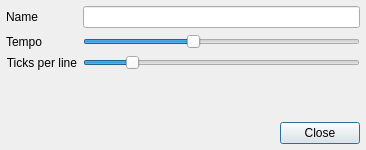
Above: src/songpropertiesdialog.ui from gitGNU/gnu_tutka before the change. Below: the same form after it.
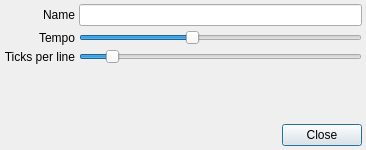
That is the form after the change. Custom widgets are drawn as their Qt base class.

Diff of the .ui file:
```diff
--- a/src/songpropertiesdialog.ui
+++ b/src/songpropertiesdialog.ui
@@ -15,16 +15,19 @@
   </property>
   <layout class="QVBoxLayout" name="verticalLayout">
    <property name="spacing">
-    <number>6</number>
+    <number>4</number>
    </property>
    <property name="margin">
-    <number>6</number>
+    <number>4</number>
    </property>
    <item>
     <layout class="QFormLayout" name="formLayout">
      <property name="fieldGrowthPolicy">
       <enum>QFormLayout::AllNonFixedFieldsGrow</enum>
      </property>
+     <property name="labelAlignment">
+      <set>Qt::AlignRight|Qt::AlignTrailing|Qt::AlignVCenter</set>
+     </property>
      <item row="0" column="0">
       <widget class="QLabel" name="label">
        <property name="text">
@@ -95,7 +98,7 @@
         <number>32</number>
        </property>
        <property name="value">
-        <number>6</number>
+        <number>4</number>
        </property>
        <property name="orientation">
         <enum>Qt::Horizontal</enum>
```
